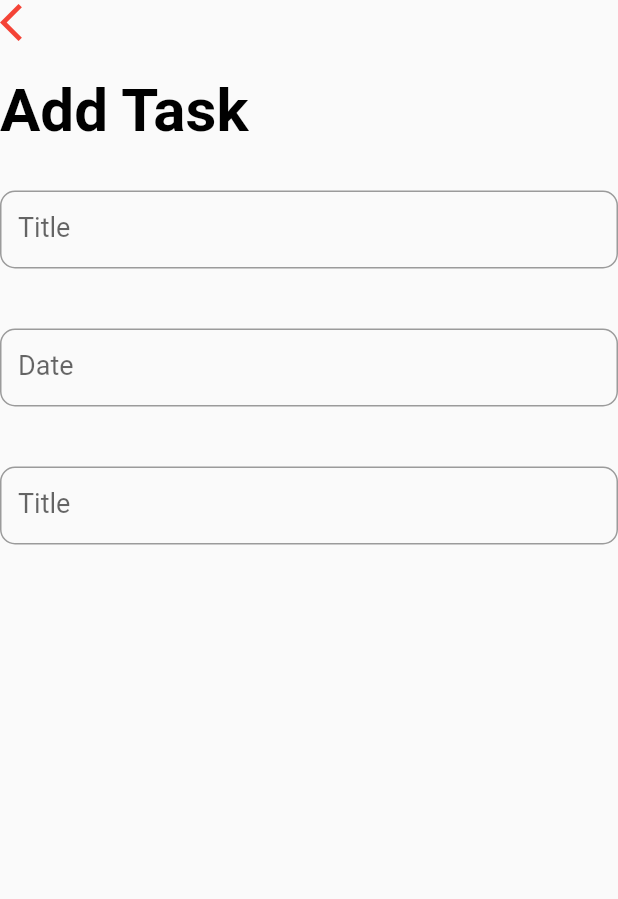
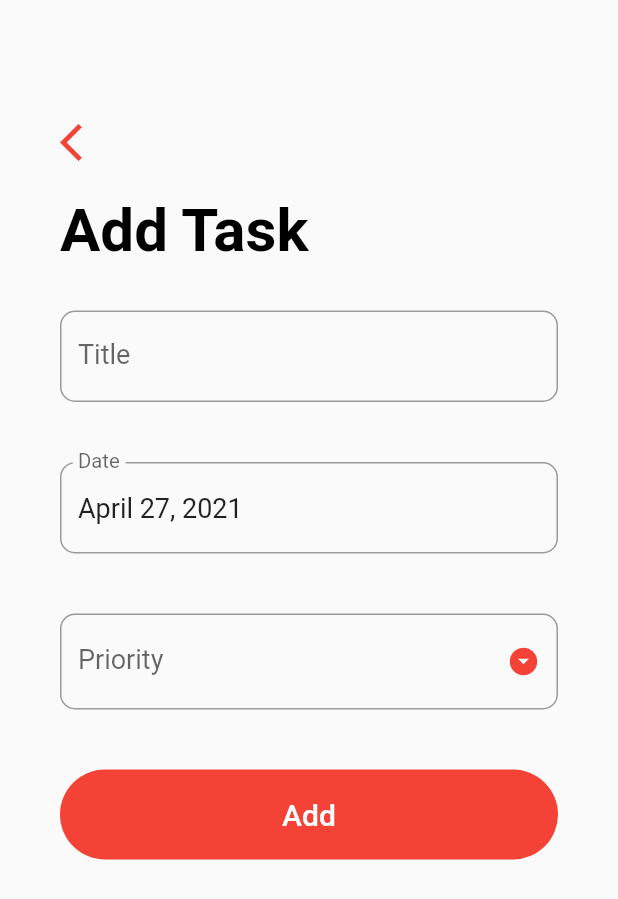
Before and after one commit to mayankrastogi02/ClassOrganizer, a Flutter app: the AddTaskScreen screen opened directly, on a phone screen of 412 x 824 dp. Shown: the top 899 px of the screen. Run offline on Flutter 3.47's test engine with Material 2 defaults, Android fonts, the phone set to English and light mode, and no system bars.

Commit message:
Task Screen Implementation

```diff
--- a/lib/screens/add_task_screen.dart
+++ b/lib/screens/add_task_screen.dart
@@ -14,6 +14,18 @@ class _AddTaskScreenState extends State<AddTaskScreen> {
   TextEditingController _dateController = TextEditingController();
 
   final DateFormat _dateFormatter = DateFormat('MMMM dd, yyyy');
+  final List<String> _priorities = ['Low', 'Medium', 'High'];
+
+  @override
+  void initState() {
+    super.initState();
+    _dateController.text = _dateFormatter.format(_date);
+  }
+
+  void dispose() {
+    _dateController.dispose();
+    super.dispose();
+  }
 
   _handleDatePicker() async {
     final DateTime date = await showDatePicker(
@@ -30,10 +42,28 @@ class _AddTaskScreenState extends State<AddTaskScreen> {
     }
   }
 
+  _submit() {
+    if (_formKey.currentState.validate()) {
+      _formKey.currentState.save();
+      print('$_title,$_date,$_priority');
+
+      // Insert the task to our user's database
+      //
+      // Update the task
+
+      Navigator.pop(context); //Brings back to homepage when 'ADD' is clicked
+    }
+  }
+
   @override
   Widget build(BuildContext context) {
     return Scaffold(
-      body: Column(
+      body: GestureDetector(
+        onTap: () => FocusScope.of(context).unfocus(),
+        child: SingleChildScrollView(
+          child: Container(
+            padding: EdgeInsets.symmetric(horizontal: 40.0, vertical: 80.0),
+            child: Column(
               crossAxisAlignment: CrossAxisAlignment.start,
               children: <Widget>[
                 GestureDetector(
@@ -61,7 +91,7 @@ class _AddTaskScreenState extends State<AddTaskScreen> {
                       Padding(
                         padding: EdgeInsets.symmetric(vertical: 20.0),
                         child: TextFormField(
-                    style: TextStyle(fontSize: 10.0),
+                          style: TextStyle(fontSize: 18.0),
                           decoration: InputDecoration(
                             labelText: 'Title',
                             labelStyle: TextStyle(fontSize: 18.0),
@@ -79,8 +109,9 @@ class _AddTaskScreenState extends State<AddTaskScreen> {
                       Padding(
                         padding: EdgeInsets.symmetric(vertical: 20.0),
                         child: TextFormField(
+                          readOnly: true,
                           controller: _dateController,
-                    style: TextStyle(fontSize: 10.0),
+                          style: TextStyle(fontSize: 18.0),
                           onTap: _handleDatePicker,
                           decoration: InputDecoration(
                             labelText: 'Date',
@@ -93,26 +124,65 @@ class _AddTaskScreenState extends State<AddTaskScreen> {
                       ),
                       Padding(
                         padding: EdgeInsets.symmetric(vertical: 20.0),
-                  child: TextFormField(
-                    style: TextStyle(fontSize: 10.0),
+                        child: DropdownButtonFormField(
+                          isDense: true,
+                          icon: Icon(Icons.arrow_drop_down_circle),
+                          iconSize: 22.0,
+                          iconEnabledColor: Theme.of(context).primaryColor,
+                          items: _priorities.map(
+                            (String priority) {
+                              return DropdownMenuItem(
+                                value: priority,
+                                child: Text(
+                                  priority,
+                                  style: TextStyle(
+                                      color: Colors.black, fontSize: 18.0),
+                                ),
+                              );
+                            },
+                          ).toList(),
+                          style: TextStyle(fontSize: 18.0),
                           decoration: InputDecoration(
-                      labelText: 'Title',
+                            labelText: 'Priority',
                             labelStyle: TextStyle(fontSize: 18.0),
                             border: OutlineInputBorder(
                               borderRadius: BorderRadius.circular(10.0),
                             ),
                           ),
-                    validator: (input) => input.trim().isEmpty
-                        ? 'Please enter a task title'
+                          validator: (input) => _priority == null
+                              ? 'Please select a priority level'
                               : null,
-                    onSaved: (input) => _title = input,
-                    initialValue: _title,
+                          onChanged: (value) {
+                            setState(() {
+                              _priority = value;
+                            });
+                          },
+                          value: _priority,
+                        ),
+                      ),
+                      Container(
+                          margin: EdgeInsets.symmetric(vertical: 20.0),
+                          height: 60.0,
+                          width: double.infinity,
+                          decoration: BoxDecoration(
+                            color: Theme.of(context).primaryColor,
+                            borderRadius: BorderRadius.circular(30),
+                          ),
+                          child: FlatButton(
+                            child: Text(
+                              'Add',
+                              style: TextStyle(
+                                  color: Colors.white, fontSize: 20.0),
+                            ),
+                            onPressed: _submit,
+                          ))
+                    ],
                   ),
                 ),
               ],
             ),
           ),
-        ],
+        ),
       ),
     );
   }
```
Lines whose indentation alone changed are shown as unchanged.
